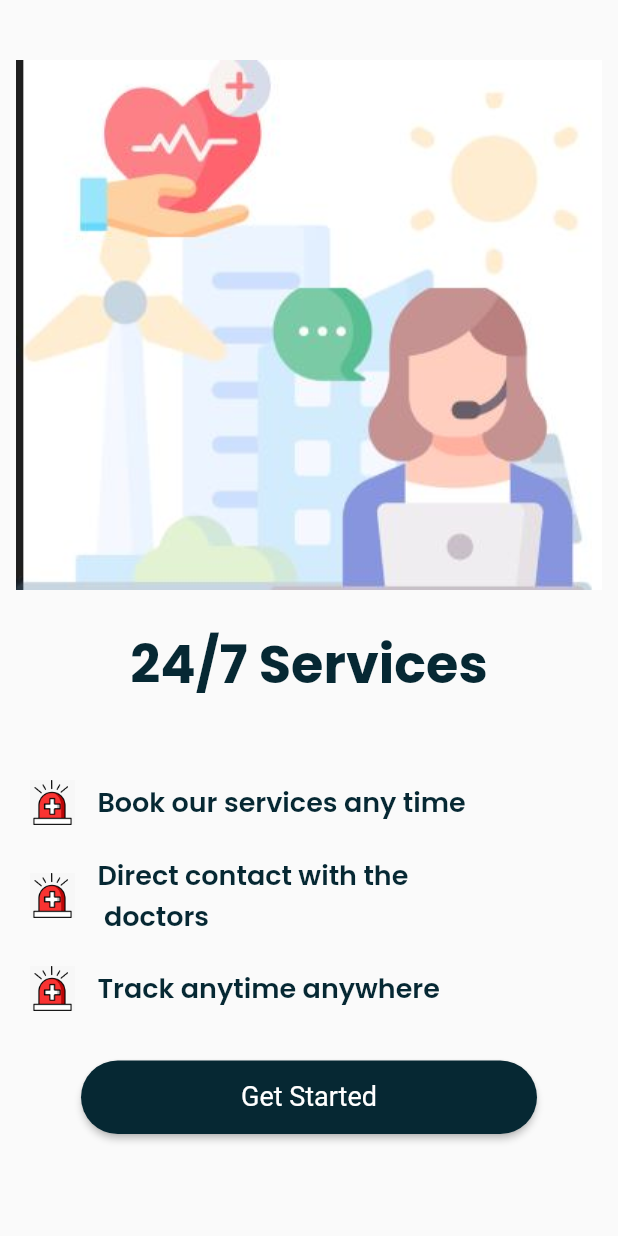
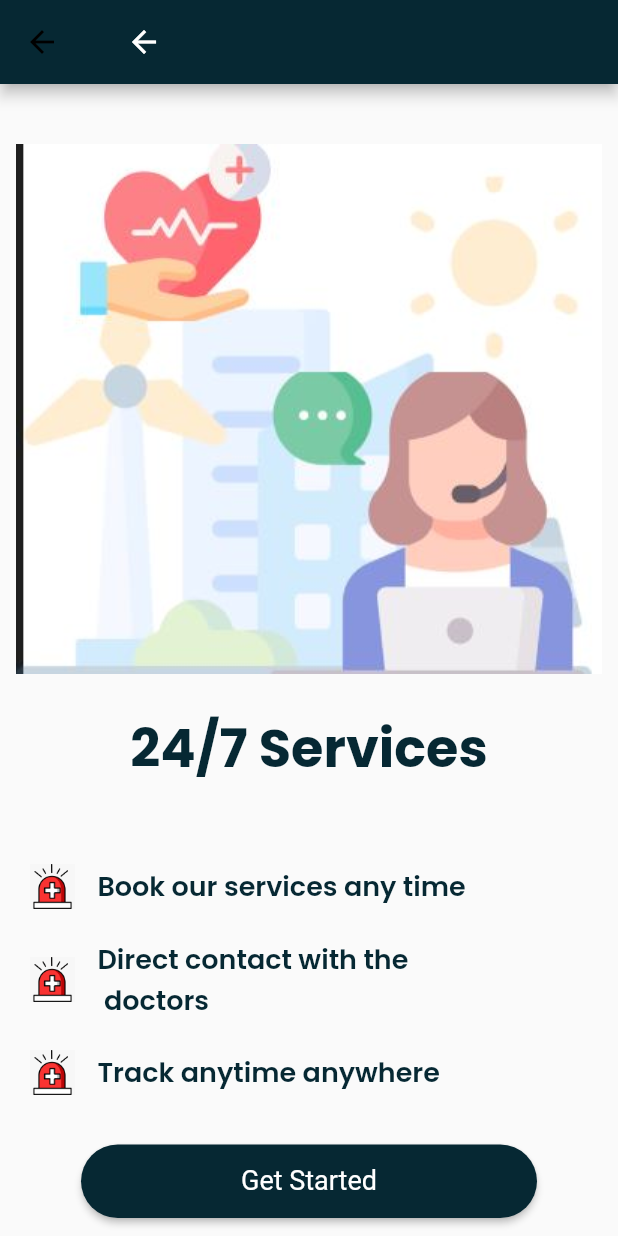
Before and after one commit to yuvrajzq57/jevahan, a Flutter app: the servicesScreen screen opened by its route, on a phone screen of 412 x 824 dp. Run offline on Flutter 3.47's test engine with Material 2 defaults, Android fonts, the light colour scheme and no system bars; our stand-ins replace email_validator, firebase_auth, firebase_core, firebase_database, flutter_map, fluttertoast and 4 more; missing offline and left inert: google_maps_flutter_android, google_maps_flutter_platform_interface; accounts and stored records are empty; Roboto replaces fonts that are missing (Brand Bold).

Commit message:
first commit

```diff
--- a/jevahan/lib/AllScreens/servicesScreen.dart
+++ b/jevahan/lib/AllScreens/servicesScreen.dart
@@ -9,6 +9,23 @@ class servicesScreen extends StatelessWidget {
   @override
   Widget build(BuildContext context) {
     return Scaffold(
+      appBar: AppBar(
+        backgroundColor: Color(0xFF062833),
+        // title: Icon(
+        //   Icons.arrow_back,
+        //   color: Colors.white,
+        // ),
+        title: IconButton(
+          icon: const Icon(
+            Icons.arrow_back,
+            color: Color(0xFFFFFFFF),
+          ),
+          onPressed: () => {
+            Navigator.pushNamedAndRemoveUntil(
+                context, MainScreen.idScreen, (route) => false),
+          },
+        ),
+      ),
       // appBar: AppBar(
       //   backgroundColor: Color(0xFF062833),
       //   // title: Icon(
--- /dev/null
+++ b/jevahan/lib/Models/address.dart
@@ -0,0 +1,10 @@
+class Address {
+  String placeformattedaddress;
+  String placeName;
+  String placeID;
+  double latitude;
+  double longitude;
+
+  Address(this.placeformattedaddress, this.placeName, this.placeID,
+      this.latitude, this.longitude);
+}
--- /dev/null
+++ b/jevahan/lib/datahandler/appdata.dart
@@ -0,0 +1,13 @@
+import 'package:flutter/cupertino.dart';
+import 'package:jevahan/Models/address.dart';
+
+class AppData extends ChangeNotifier {
+  late Address PickupLocation;
+
+  void updateuserPickupLocationAddress(Address pickupAddress) {
+    PickupLocation = pickupAddress;
+    notifyListeners();
+  }
+
+  void updatePickupLocationAddress(Address userPickupAddress) {}
+}
--- a/jevahan/pubspec.yaml
+++ b/jevahan/pubspec.yaml
@@ -50,6 +50,8 @@ dependencies:
   google_maps_flutter: ^2.2.1
   flutter_map: ^3.0.0
   geolocator: ^9.0.2
+  http: ^0.13.5
+  provider: ^6.0.4
 
 
 dev_dependencies:
```
Also changed, not shown: jevahan/lib/AllScreens/homeScreenPage.dart (+41 -30 lines), jevahan/lib/AllScreens/searchscreen.dart (added, +49 -0 lines), jevahan/lib/assistants/assistantmethods.dart (added, +35 -0 lines), jevahan/lib/assistants/requestassistant.dart (added, +20 -0 lines), jevahan/lib/main.dart (+6 -2 lines), jevahan/pubspec.lock.
